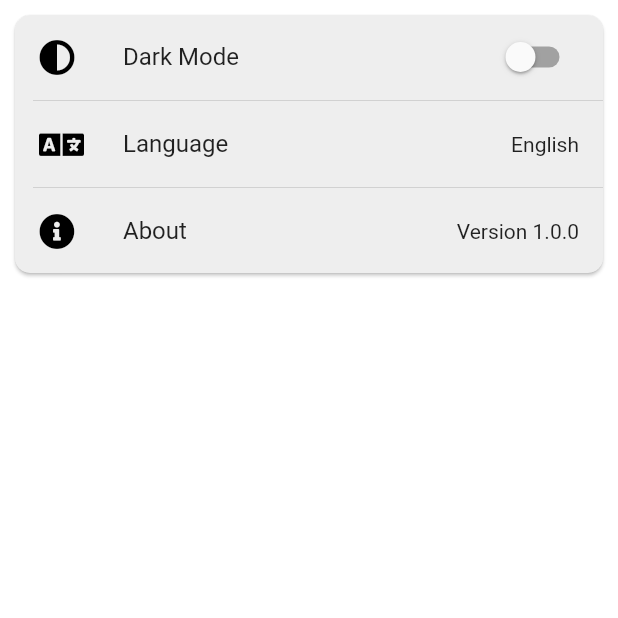
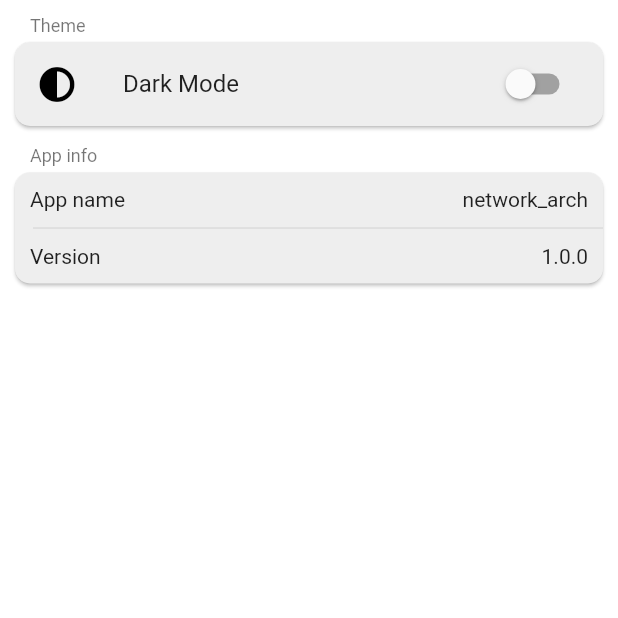
Before and after one commit to ivirtex/networkarch-flutter, a Flutter app: the SettingsView screen opened directly, on a phone screen of 412 x 824 dp, the top half of it. Run offline on Flutter 3.47's test engine with Material 2 defaults, Android fonts, the phone set to English and light mode, and no system bars; our stand-ins replace animate_do, auto_animated, bloc, elegant_notification, equatable, flutter_bloc and 10 more; missing offline and left inert: carrier_info, dart_ping, enum_to_string, lan_scanner, network_info_plus, wake_on_lan; accounts and stored records are empty.

Commit message:
Add package info view

```diff
--- a/lib/main.dart
+++ b/lib/main.dart
@@ -16,6 +16,7 @@ import 'package:network_arch/home.dart';
 import 'package:network_arch/ip_geo/ip_geo.dart';
 import 'package:network_arch/lan_scanner/lan_scanner.dart';
 import 'package:network_arch/network_status/network_status.dart';
+import 'package:network_arch/package_info/cubit/package_info_cubit.dart';
 import 'package:network_arch/permissions/permissions.dart';
 import 'package:network_arch/ping/ping.dart';
 import 'package:network_arch/shared/shared_widgets.dart';
@@ -85,6 +86,9 @@ class NetworkArch extends StatelessWidget {
             create: (context) => PermissionsBloc(),
           ),
           BlocProvider(
+            create: (context) => PackageInfoCubit(),
+          ),
+          BlocProvider(
             create: (context) => NetworkStatusBloc(networkStatusRepository),
           ),
           BlocProvider(
--- /dev/null
+++ b/lib/package_info/cubit/cubit.dart
@@ -0,0 +1 @@
+export 'package_info_cubit.dart';
--- /dev/null
+++ b/lib/package_info/cubit/package_info_cubit.dart
@@ -0,0 +1,18 @@
+// Package imports:
+import 'package:bloc/bloc.dart';
+import 'package:equatable/equatable.dart';
+import 'package:package_info_plus/package_info_plus.dart';
+
+part 'package_info_state.dart';
+
+class PackageInfoCubit extends Cubit<PackageInfoState> {
+  PackageInfoCubit() : super(PackageInfoInitial());
+
+  Future<void> fetchPackageInfo() async {
+    emit(PackageInfoLoadInProgress());
+
+    final packageInfo = await PackageInfo.fromPlatform();
+
+    emit(PackageInfoLoadSuccess(packageInfo));
+  }
+}
--- /dev/null
+++ b/lib/package_info/cubit/package_info_state.dart
@@ -0,0 +1,18 @@
+part of 'package_info_cubit.dart';
+
+abstract class PackageInfoState extends Equatable {
+  const PackageInfoState();
+
+  @override
+  List<Object> get props => [];
+}
+
+class PackageInfoInitial extends PackageInfoState {}
+
+class PackageInfoLoadInProgress extends PackageInfoState {}
+
+class PackageInfoLoadSuccess extends PackageInfoState {
+  const PackageInfoLoadSuccess(this.packageInfo);
+
+  final PackageInfo packageInfo;
+}
--- /dev/null
+++ b/lib/package_info/package_info.dart
@@ -0,0 +1,2 @@
+export 'cubit/cubit.dart';
+export 'views/views.dart';
--- /dev/null
+++ b/lib/package_info/views/package_info_view.dart
@@ -0,0 +1,47 @@
+// Flutter imports:
+import 'package:flutter/material.dart';
+
+// Package imports:
+import 'package:flutter_bloc/flutter_bloc.dart';
+
+// Project imports:
+import 'package:network_arch/package_info/package_info.dart';
+import 'package:network_arch/shared/cards/cards.dart';
+import 'package:network_arch/shared/data_line.dart';
+import 'package:network_arch/shared/rounded_list.dart';
+
+class PackageInfoView extends StatelessWidget {
+  const PackageInfoView({Key? key}) : super(key: key);
+
+  @override
+  Widget build(BuildContext context) {
+    return BlocBuilder<PackageInfoCubit, PackageInfoState>(
+      builder: (context, state) {
+        if (state is PackageInfoLoadInProgress) {
+          return const LoadingCard();
+        }
+
+        if (state is PackageInfoLoadSuccess) {
+          return RoundedList(
+            header: Text(
+              'App info',
+              style: Theme.of(context).textTheme.bodySmall,
+            ),
+            children: [
+              DataLine(
+                textL: const Text('App name'),
+                textR: Text(state.packageInfo.appName),
+              ),
+              DataLine(
+                textL: const Text('Version'),
+                textR: Text(state.packageInfo.version),
+              ),
+            ],
+          );
+        }
+
+        return const SizedBox();
+      },
+    );
+  }
+}
--- /dev/null
+++ b/lib/package_info/views/views.dart
@@ -0,0 +1 @@
+export 'package_info_view.dart';
--- a/lib/settings/views/settings_view.dart
+++ b/lib/settings/views/settings_view.dart
@@ -5,9 +5,13 @@ import 'package:flutter/material.dart';
 // Package imports:
 import 'package:flutter_bloc/flutter_bloc.dart';
 import 'package:font_awesome_flutter/font_awesome_flutter.dart';
+import 'package:package_info_plus/package_info_plus.dart';
 
 // Project imports:
 import 'package:network_arch/constants.dart';
+import 'package:network_arch/package_info/cubit/package_info_cubit.dart';
+import 'package:network_arch/package_info/views/package_info_view.dart';
+import 'package:network_arch/shared/list_circular_progress_indicator.dart';
 import 'package:network_arch/shared/shared_widgets.dart';
 import 'package:network_arch/theme/theme.dart';
 
@@ -22,12 +26,15 @@ class _SettingsViewState extends State<SettingsView> {
   // TODO: Implement system theme toggle
   late bool _isDarkModeSwitched;
 
+  Future<PackageInfo>? packageInfo;
+
   @override
   void initState() {
     super.initState();
 
     _isDarkModeSwitched =
         context.read<ThemeBloc>().state.mode == ThemeMode.dark;
+    context.read<PackageInfoCubit>().fetchPackageInfo();
   }
 
   @override
@@ -51,9 +58,7 @@ class _SettingsViewState extends State<SettingsView> {
           const CupertinoSliverNavigationBar(
             stretch: true,
             border: null,
-            largeTitle: Text(
-              'Settings',
-            ),
+            largeTitle: Text('Settings'),
           ),
         ],
         body: _buildBody(context),
@@ -66,7 +71,13 @@ class _SettingsViewState extends State<SettingsView> {
 
     return Padding(
       padding: Constants.bodyPadding,
-      child: RoundedList(
+      child: Column(
+        children: [
+          RoundedList(
+            header: Text(
+              'Theme',
+              style: Theme.of(context).textTheme.bodySmall,
+            ),
             children: [
               ListTile(
                 leading: FaIcon(
@@ -79,23 +90,10 @@ class _SettingsViewState extends State<SettingsView> {
                   onChanged: _handleDarkModeSwitched,
                 ),
               ),
-          ListTile(
-            leading: FaIcon(
-              FontAwesomeIcons.language,
-              color: isDarkModeOn ? Colors.white : Colors.black,
+            ],
           ),
-            title: const Text('Language'),
-            trailing: const Text('English'),
-          ),
-          ListTile(
-            leading: FaIcon(
-              FontAwesomeIcons.infoCircle,
-              color: isDarkModeOn ? Colors.white : Colors.black,
-            ),
-            title: const Text('About'),
-            trailing: const Text('Version 1.0.0'),
-            // onTap: () => Navigator.pushNamed(context, '/about'),
-          ),
+          const SizedBox(height: Constants.listSpacing),
+          const PackageInfoView(),
         ],
       ),
     );
--- a/lib/shared/cards/loading_card.dart
+++ b/lib/shared/cards/loading_card.dart
@@ -1,5 +1,7 @@
 // Flutter imports:
 import 'package:flutter/material.dart';
+
+// Project imports:
 import 'package:network_arch/shared/cards/cards.dart';
 import 'package:network_arch/shared/list_circular_progress_indicator.dart';
 
--- a/lib/shared/rounded_list.dart
+++ b/lib/shared/rounded_list.dart
@@ -10,11 +10,15 @@ import 'package:network_arch/constants.dart';
 class RoundedList extends StatelessWidget {
   const RoundedList({
     required this.children,
+    this.header,
+    this.footer,
     this.bgColor,
     Key? key,
   }) : super(key: key);
 
   final List<Widget> children;
+  final Widget? header;
+  final Widget? footer;
   final Color? bgColor;
 
   @override
@@ -25,7 +29,16 @@ class RoundedList extends StatelessWidget {
       }
     }
 
-    return Card(
+    return Column(
+      children: [
+        Padding(
+          padding: const EdgeInsets.only(left: 10.0, bottom: 4.0),
+          child: Align(
+            alignment: Alignment.centerLeft,
+            child: header,
+          ),
+        ),
+        Card(
           margin: EdgeInsets.zero,
           shape: RoundedRectangleBorder(
             borderRadius: BorderRadius.circular(10.0),
@@ -38,6 +51,15 @@ class RoundedList extends StatelessWidget {
             shrinkWrap: true,
             children: children,
           ),
+        ),
+        Padding(
+          padding: const EdgeInsets.only(left: 10.0, top: 3.0),
+          child: Align(
+            alignment: Alignment.centerLeft,
+            child: footer,
+          ),
+        ),
+      ],
     );
   }
 }
```
Also changed, not shown: lib/constants.dart (+6 -2 lines). Lines whose indentation alone changed are shown as unchanged.
